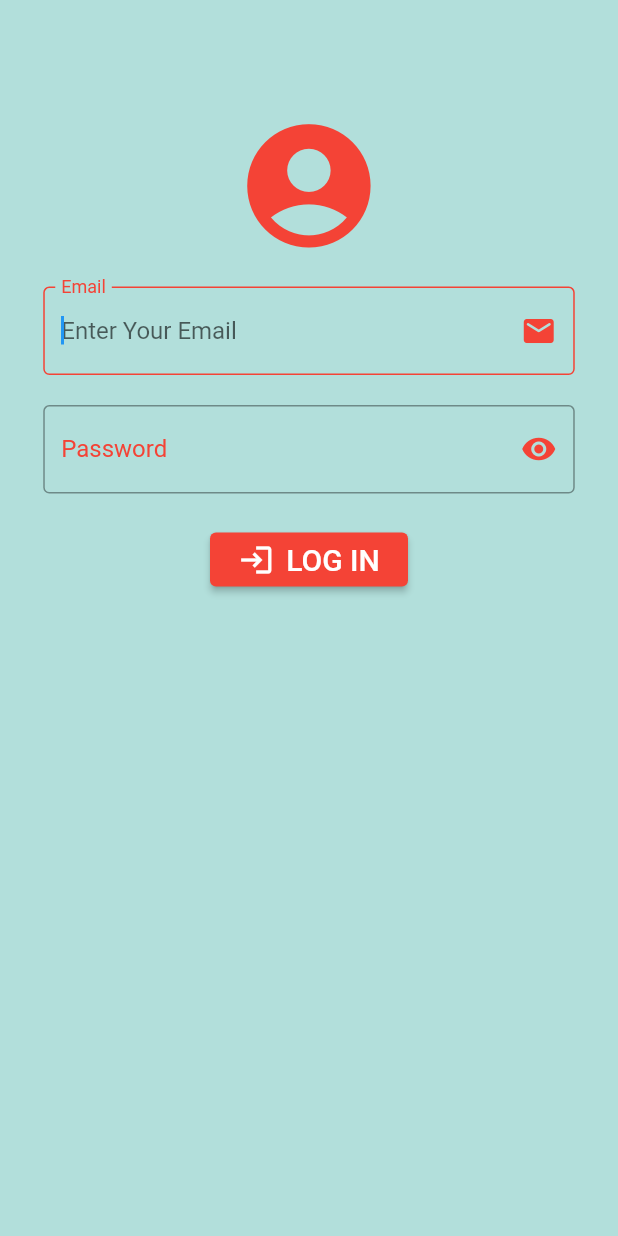
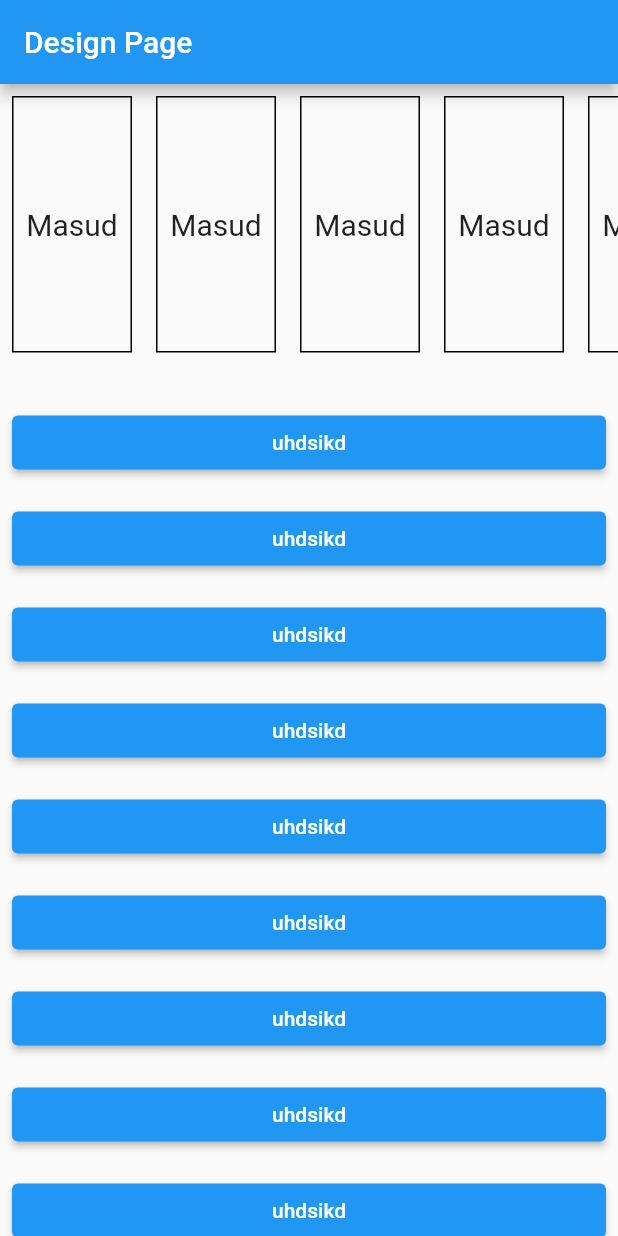
Before and after one commit to ttcapp/Batch-D, a Flutter app: the screen it shows after launch, on a phone screen of 412 x 824 dp. Run offline on Flutter 3.47's test engine with Material 2 defaults, Android fonts, the phone set to English and light mode, and no system bars; our stand-ins replace carousel_slider, flutter_slider_drawer; missing offline and left inert: slide_drawer; accounts and stored records are empty.

Commit message:
design 1

```diff
--- /dev/null
+++ b/lib/design.dart
@@ -0,0 +1,65 @@
+import 'package:flutter/material.dart';
+class DesignPage extends StatefulWidget {
+  const DesignPage({Key? key}) : super(key: key);
+
+  @override
+  _DesignPageState createState() => _DesignPageState();
+}
+
+class _DesignPageState extends State<DesignPage> {
+  @override
+  Widget build(BuildContext context) {
+    return Scaffold(
+      appBar: AppBar(
+        title: Text("Design Page"),
+      ),
+      body: Column(
+        children: [
+          Expanded(
+            child: ListView.builder(
+              scrollDirection: Axis.horizontal,
+              itemCount: 10,
+                itemBuilder: (context,index){
+              return  Padding(
+                padding: const EdgeInsets.all(8.0),
+                child: Container(
+                  height: 80,
+                  width: 80,
+                  decoration: BoxDecoration(
+                      border: Border.all()
+                  ),
+                  child: Center(
+                      child: Text("Masud",style:
+                      TextStyle(fontSize: 20),)
+                  ),
+                ),
+              );
+            }),
+          ),
+          SizedBox(
+            height: 20,
+          ),
+          Expanded(
+            flex: 3,
+            child: ListView.builder(
+              itemCount: 50,
+                itemBuilder: (context,index){
+                  return Padding(
+                    padding: const EdgeInsets.all(8.0),
+                    child: Container(
+                      width: 200,
+                      child: ElevatedButton(
+                          onPressed: (){
+
+                          },
+                          child: Text("uhdsikd")),
+                    ),
+                  );
+                }
+            ),
+          )
+        ],
+      ),
+    );
+  }
+}
--- a/lib/main.dart
+++ b/lib/main.dart
@@ -1,3 +1,4 @@
+import 'package:batch_d_demo/design.dart';
 import 'package:batch_d_demo/log_in.dart';
 import 'package:batch_d_demo/my_home_page.dart';
 import 'package:batch_d_demo/second_page.dart';
@@ -16,7 +17,7 @@ class MyApp extends StatelessWidget {
     return MaterialApp(
       debugShowCheckedModeBanner: false,
       navigatorKey: navigatorKey,
-      home: LogIn(),
+      home: DesignPage(),
 
     );
   }
--- a/lib/model/student_model.dart
+++ b/lib/model/student_model.dart
@@ -4,6 +4,7 @@ class StudentDetails{
   late String number;
   late String address;
   late String age;
+ // List<var> ttt=[];
 
   StudentDetails(this.name, this.id, this.number, this.address, this.age);
 }
--- a/lib/std_details.dart
+++ b/lib/std_details.dart
@@ -22,6 +22,7 @@ class _StdDetailsState extends State<StdDetails> {
       body: Center(
         child: Column(
           children: [
+
             Image.asset(widget.img),
             Padding(
               padding: const EdgeInsets.all(18.0),
```
